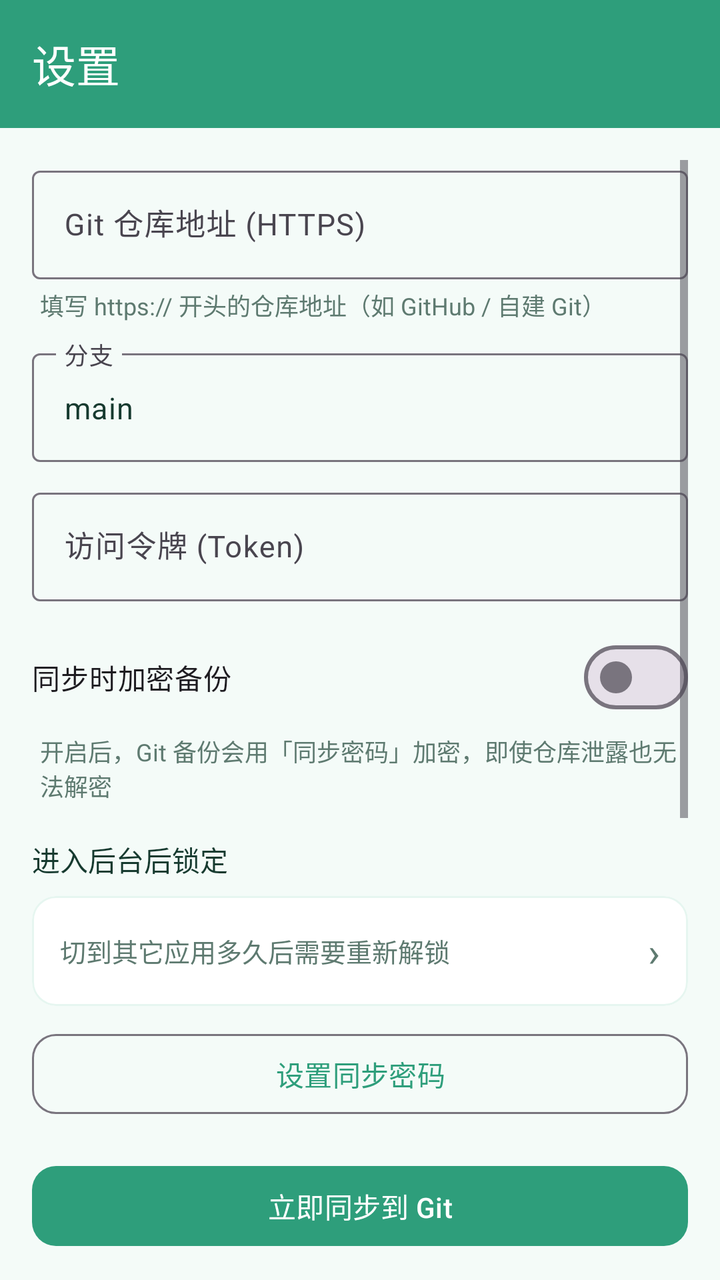
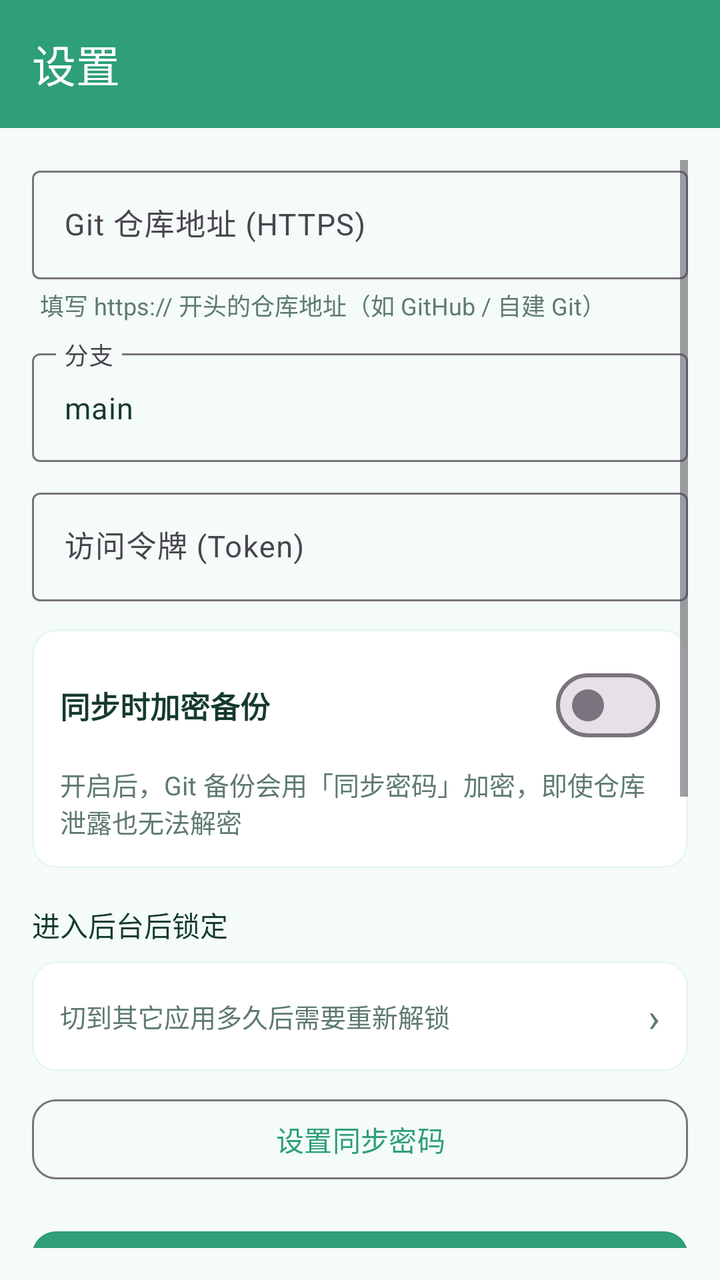

An Android layout rendered at two revisions. The XML below is the earlier revision; the diff shows what the commit changed to produce the second picture.
<!-- AndroidManifest.xml: activity theme Theme.LXJMFA.NoActionBar -->
<!-- res/layout/activity_settings.xml -->
<?xml version="1.0" encoding="utf-8"?>
<LinearLayout xmlns:android="http://schemas.android.com/apk/res/android"
    xmlns:app="http://schemas.android.com/apk/res-auto"
    android:layout_width="match_parent"
    android:layout_height="match_parent"
    android:orientation="vertical"
    android:background="@color/bg">

    
    <com.google.android.material.appbar.MaterialToolbar
        android:id="@+id/toolbar"
        android:layout_width="match_parent"
        android:layout_height="?attr/actionBarSize"
        android:fitsSystemWindows="true"
        android:background="@color/primary"
        app:titleTextColor="@android:color/white"
        app:navigationIconTint="@android:color/white"
        app:title="@string/settings" />

    <ScrollView
        android:layout_width="match_parent"
        android:layout_height="match_parent"
        android:padding="16dp">

        <LinearLayout
            android:layout_width="match_parent"
            android:layout_height="wrap_content"
            android:orientation="vertical">

            <com.google.android.material.textfield.TextInputLayout
                android:layout_width="match_parent"
                android:layout_height="wrap_content"
                android:hint="@string/git_repo_url"
                style="@style/Widget.Material3.TextInputLayout.OutlinedBox">
                <com.google.android.material.textfield.TextInputEditText
                    android:id="@+id/et_repo"
                    android:layout_width="match_parent"
                    android:layout_height="wrap_content"
                    android:inputType="textUri"
                    android:textColor="@color/text_primary"
                    android:textSize="15sp" />
            </com.google.android.material.textfield.TextInputLayout>

            <TextView
                android:layout_width="match_parent"
                android:layout_height="wrap_content"
                android:layout_marginTop="4dp"
                android:paddingStart="4dp"
                android:text="@string/git_repo_hint"
                android:textColor="@color/text_secondary"
                android:textSize="12sp" />

            <com.google.android.material.textfield.TextInputLayout
                android:layout_width="match_parent"
                android:layout_height="wrap_content"
                android:layout_marginTop="10dp"
                android:hint="@string/git_branch"
                style="@style/Widget.Material3.TextInputLayout.OutlinedBox">
                <com.google.android.material.textfield.TextInputEditText
                    android:id="@+id/et_branch"
                    android:layout_width="match_parent"
                    android:layout_height="wrap_content"
                    android:textColor="@color/text_primary"
                    android:textSize="15sp"
                    android:text="main" />
            </com.google.android.material.textfield.TextInputLayout>

            <com.google.android.material.textfield.TextInputLayout
                android:layout_width="match_parent"
                android:layout_height="wrap_content"
                android:layout_marginTop="10dp"
                android:hint="@string/git_token"
                style="@style/Widget.Material3.TextInputLayout.OutlinedBox">
                <com.google.android.material.textfield.TextInputEditText
                    android:id="@+id/et_token"
                    android:layout_width="match_parent"
                    android:layout_height="wrap_content"
                    android:inputType="textPassword"
                    android:textColor="@color/text_primary"
                    android:textSize="15sp" />
            </com.google.android.material.textfield.TextInputLayout>

            <com.google.android.material.materialswitch.MaterialSwitch
                android:id="@+id/sw_encrypt"
                android:layout_width="match_parent"
                android:layout_height="wrap_content"
                android:layout_marginTop="14dp"
                android:text="@string/encrypt_backup" />

            <TextView
                android:layout_width="match_parent"
                android:layout_height="wrap_content"
                android:layout_marginTop="4dp"
                android:paddingStart="4dp"
                android:text="@string/encrypt_backup_hint"
                android:textColor="@color/text_secondary"
                android:textSize="12sp" />

            <TextView
                android:layout_width="wrap_content"
                android:layout_height="wrap_content"
                android:layout_marginTop="18dp"
                android:text="@string/lock_after_title"
                android:textColor="@color/text_primary"
                android:textSize="14sp" />

            <com.google.android.material.card.MaterialCardView
                android:id="@+id/card_bg_lock"
                android:layout_width="match_parent"
                android:layout_height="wrap_content"
                android:layout_marginTop="8dp"
                app:cardBackgroundColor="@color/surface"
                app:cardCornerRadius="12dp"
                app:strokeColor="@color/primary_light"
                app:strokeWidth="1dp">

                <LinearLayout
                    android:layout_width="match_parent"
                    android:layout_height="wrap_content"
                    android:orientation="horizontal"
                    android:padding="14dp"
                    android:gravity="center_vertical">

                    <TextView
                        android:layout_width="0dp"
                        android:layout_height="wrap_content"
                        android:layout_weight="1"
                        android:text="@string/lock_after_summary"
                        android:textColor="@color/text_secondary"
                        android:textSize="13sp" />

                    <TextView
                        android:id="@+id/tv_bg_lock_value"
                        android:layout_width="wrap_content"
                        android:layout_height="wrap_content"
                        android:paddingStart="12dp"
                        android:textColor="@color/primary"
                        android:textSize="15sp"
                        android:textStyle="bold" />

                    <TextView
                        android:layout_width="wrap_content"
                        android:layout_height="wrap_content"
                        android:paddingStart="8dp"
                        android:text="›"
                        android:textColor="@color/text_secondary"
                        android:textSize="20sp" />
                </LinearLayout>
            </com.google.android.material.card.MaterialCardView>

            <com.google.android.material.button.MaterialButton
                android:id="@+id/btn_sync_pwd"
                android:layout_width="match_parent"
                android:layout_height="wrap_content"
                android:layout_marginTop="10dp"
                android:text="@string/set_sync_password"
                style="@style/Widget.Material3.Button.OutlinedButton"
                app:cornerRadius="12dp" />

            <com.google.android.material.button.MaterialButton
                android:id="@+id/btn_sync"
                android:layout_width="match_parent"
                android:layout_height="wrap_content"
                android:layout_marginTop="18dp"
                android:text="@string/sync_now"
                app:cornerRadius="12dp" />

            <com.google.android.material.button.MaterialButton
                android:id="@+id/btn_pull"
                android:layout_width="match_parent"
                android:layout_height="wrap_content"
                android:layout_marginTop="10dp"
                android:text="@string/pull_from_git"
                style="@style/Widget.Material3.Button.OutlinedButton"
                app:cornerRadius="12dp" />

            <View
                android:layout_width="match_parent"
                android:layout_height="1dp"
                android:layout_marginTop="22dp"
                android:background="@color/primary_light" />

            <com.google.android.material.button.MaterialButton
                android:id="@+id/btn_change_pwd"
                android:layout_width="match_parent"
                android:layout_height="wrap_content"
                android:layout_marginTop="16dp"
                android:text="@string/change_password"
                style="@style/Widget.Material3.Button.OutlinedButton"
                app:cornerRadius="12dp" />

            <com.google.android.material.button.MaterialButton
                android:id="@+id/btn_help"
                android:layout_width="match_parent"
                android:layout_height="wrap_content"
                android:layout_marginTop="16dp"
                android:text="@string/open_help"
                style="@style/Widget.Material3.Button.OutlinedButton"
                app:cornerRadius="12dp" />

            <com.google.android.material.button.MaterialButton
                android:id="@+id/btn_check_update"
                android:layout_width="match_parent"
                android:layout_height="wrap_content"
                android:layout_marginTop="10dp"
                android:text="@string/update_check"
                style="@style/Widget.Material3.Button.OutlinedButton"
                app:cornerRadius="12dp" />

            <com.google.android.material.button.MaterialButton
                android:id="@+id/btn_view_log"
                android:layout_width="match_parent"
                android:layout_height="wrap_content"
                android:layout_marginTop="10dp"
                android:text="@string/view_crash_log"
                style="@style/Widget.Material3.Button.OutlinedButton"
                app:cornerRadius="12dp" />

            <TextView
                android:layout_width="wrap_content"
                android:layout_height="wrap_content"
                android:layout_marginTop="24dp"
                android:layout_gravity="center_horizontal"
                android:text="@string/about_text"
                android:textColor="@color/text_secondary"
                android:textSize="12sp" />

            <TextView
                android:id="@+id/tv_version"
                android:layout_width="wrap_content"
                android:layout_height="wrap_content"
                android:layout_marginTop="6dp"
                android:layout_gravity="center_horizontal"
                android:textColor="@color/text_secondary"
                android:textSize="12sp" />
        </LinearLayout>
    </ScrollView>
</LinearLayout>
<!-- resources referenced by this layout -->
<resources>
  <color name="bg">#F4FBF8</color>
  <color name="primary">#2E9E7B</color>
  <color name="primary_light">#E6F6F0</color>
  <color name="surface">#FFFFFF</color>
  <color name="text_primary">#163A2F</color>
  <color name="text_secondary">#5E7A70</color>
  <string name="about_text">LXJ-MFA · 本地加密 · 可同步至 Git</string>
  <string name="change_password">修改主密码</string>
  <string name="encrypt_backup">同步时加密备份</string>
  <string name="encrypt_backup_hint">开启后，Git 备份会用「同步密码」加密，即使仓库泄露也无法解密</string>
  <string name="git_branch">分支</string>
  <string name="git_repo_hint">填写 https:// 开头的仓库地址（如 GitHub / 自建 Git）</string>
  <string name="git_repo_url">Git 仓库地址 (HTTPS)</string>
  <string name="git_token">访问令牌 (Token)</string>
  <string name="lock_after_summary">切到其它应用多久后需要重新解锁</string>
  <string name="lock_after_title">进入后台后锁定</string>
  <string name="open_help">使用说明</string>
  <string name="pull_from_git">从 Git 拉取</string>
  <string name="set_sync_password">设置同步密码</string>
  <string name="settings">设置</string>
  <string name="sync_now">立即同步到 Git</string>
  <string name="update_check">检查更新</string>
  <string name="view_crash_log">查看崩溃日志</string>
  <style name="Theme.LXJMFA.NoActionBar" parent="Theme.LXJMFA" />
  <style name="Theme.LXJMFA" parent="Theme.Material3.DayNight.NoActionBar">
          <item name="colorPrimary">@color/primary</item>
          <item name="colorPrimaryDark">@color/primary_dark</item>
          <item name="colorAccent">@color/accent</item>
          <item name="android:colorBackground">@color/bg</item>
          <item name="android:statusBarColor">@color/primary_dark</item>
          <item name="android:navigationBarColor">@color/bg</item>
          <item name="android:windowLightStatusBar">false</item>
      </style>
  <color name="primary_dark">#1F7A5E</color>
  <color name="accent">#37B6C4</color>
</resources>

<!-- the commit's change to res/layout/activity_settings.xml (unified diff, before → after) -->
@@ -80,21 +80,51 @@
                     android:textSize="15sp" />
             </com.google.android.material.textfield.TextInputLayout>
 
-            <com.google.android.material.materialswitch.MaterialSwitch
-                android:id="@+id/sw_encrypt"
+            <com.google.android.material.card.MaterialCardView
                 android:layout_width="match_parent"
                 android:layout_height="wrap_content"
                 android:layout_marginTop="14dp"
-                android:text="@string/encrypt_backup" />
-
-            <TextView
-                android:layout_width="match_parent"
-                android:layout_height="wrap_content"
-                android:layout_marginTop="4dp"
-                android:paddingStart="4dp"
-                android:text="@string/encrypt_backup_hint"
-                android:textColor="@color/text_secondary"
-                android:textSize="12sp" />
+                app:cardBackgroundColor="@color/surface"
+                app:cardCornerRadius="12dp"
+                app:strokeColor="@color/primary_light"
+                app:strokeWidth="1dp">
+
+                <LinearLayout
+                    android:layout_width="match_parent"
+                    android:layout_height="wrap_content"
+                    android:orientation="vertical"
+                    android:padding="14dp">
+
+                    <LinearLayout
+                        android:layout_width="match_parent"
+                        android:layout_height="wrap_content"
+                        android:orientation="horizontal"
+                        android:gravity="center_vertical">
+
+                        <TextView
+                            android:layout_width="0dp"
+                            android:layout_height="wrap_content"
+                            android:layout_weight="1"
+                            android:text="@string/encrypt_backup"
+                            android:textColor="@color/text_primary"
+                            android:textSize="15sp"
+                            android:textStyle="bold" />
+
+                        <com.google.android.material.materialswitch.MaterialSwitch
+                            android:id="@+id/sw_encrypt"
+                            android:layout_width="wrap_content"
+                            android:layout_height="wrap_content" />
+                    </LinearLayout>
+
+                    <TextView
+                        android:layout_width="match_parent"
+                        android:layout_height="wrap_content"
+                        android:layout_marginTop="6dp"
+                        android:text="@string/encrypt_backup_hint"
+                        android:textColor="@color/text_secondary"
+                        android:textSize="13sp" />
+                </LinearLayout>
+            </com.google.android.material.card.MaterialCardView>
 
             <TextView
                 android:layout_width="wrap_content"
